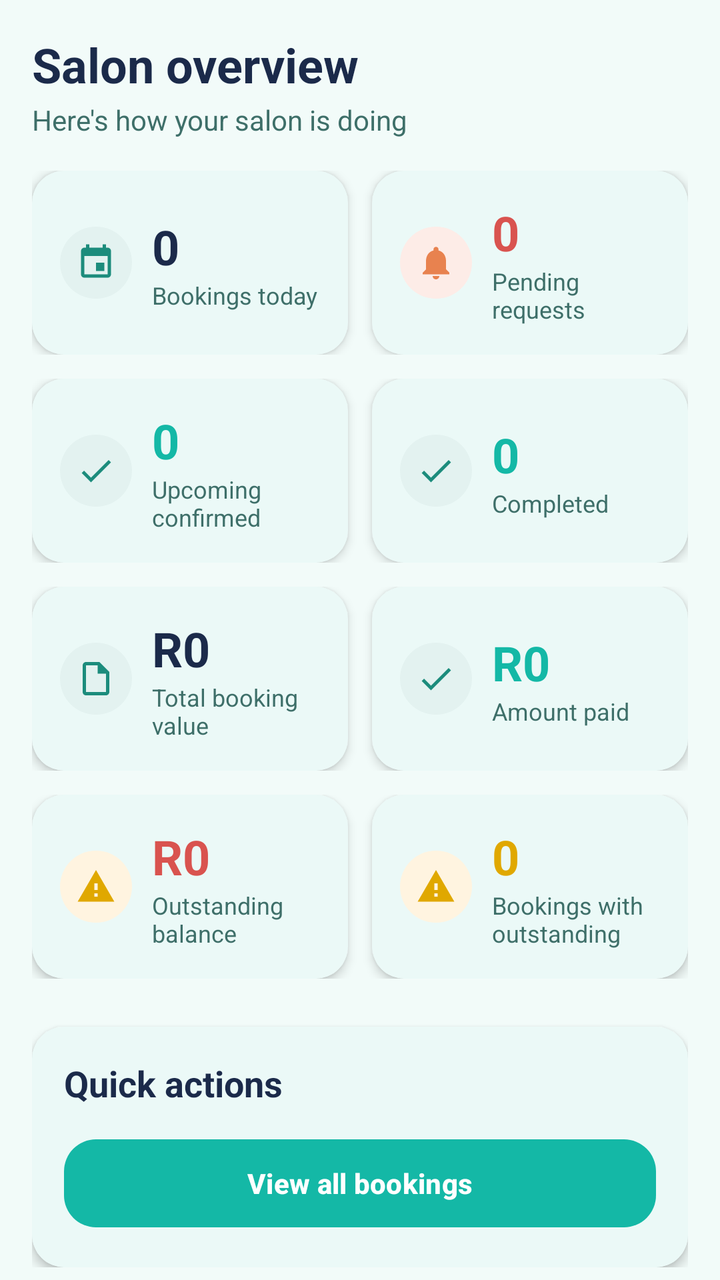
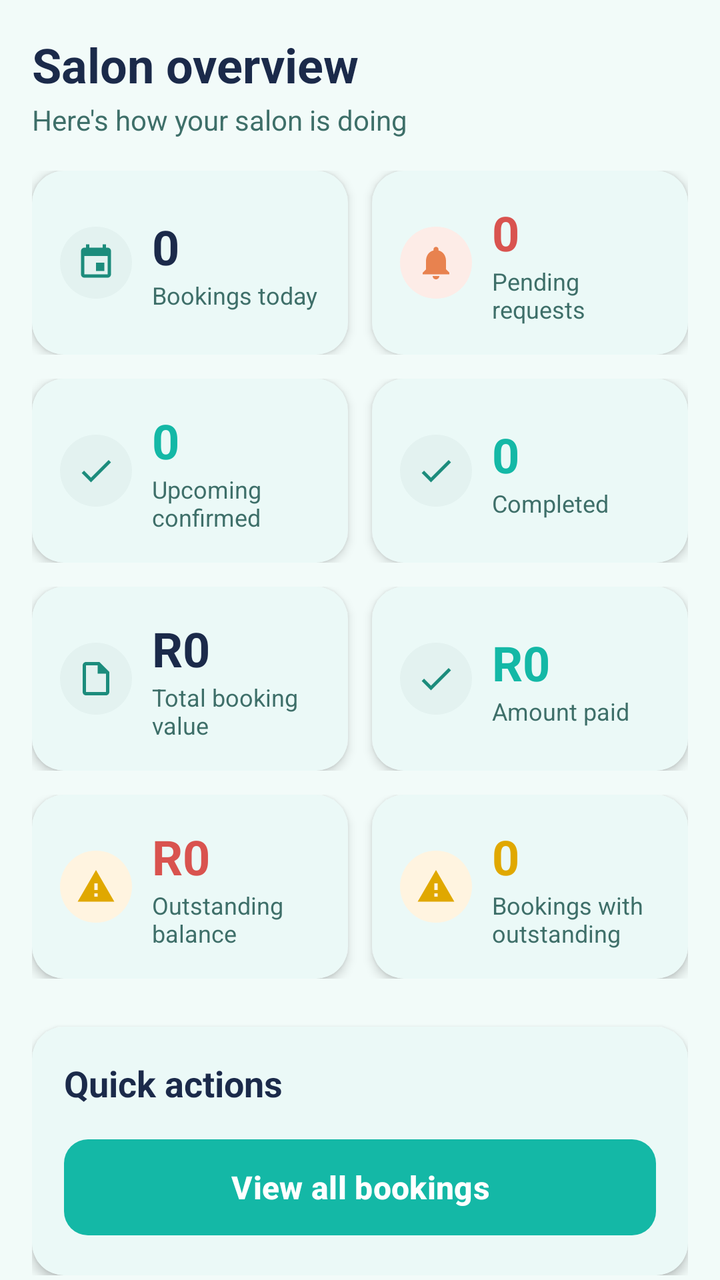

An Android layout rendered at two revisions. The XML below is the earlier revision; the diff shows what the commit changed to produce the second picture.
<!-- AndroidManifest.xml: application theme Theme.HairGo -->
<!-- res/layout/fragment_owner_home.xml -->
<?xml version="1.0" encoding="utf-8"?>
<androidx.core.widget.NestedScrollView
    xmlns:android="http://schemas.android.com/apk/res/android"
    xmlns:app="http://schemas.android.com/apk/res-auto"
    android:layout_width="match_parent"
    android:layout_height="match_parent"
    android:background="@color/home_bg">

    <LinearLayout
        android:layout_width="match_parent"
        android:layout_height="wrap_content"
        android:orientation="vertical"
        android:padding="16dp">

        <TextView
            android:id="@+id/tvGreeting"
            android:layout_width="wrap_content"
            android:layout_height="wrap_content"
            android:text="Good morning"
            android:textColor="@color/home_text_primary"
            android:textSize="20sp"
            android:textStyle="bold"
            android:visibility="gone" />

        <TextView
            android:id="@+id/tvOwnerPageTitle"
            android:layout_width="match_parent"
            android:layout_height="wrap_content"
            android:text="Salon overview"
            android:textColor="@color/home_text_primary"
            android:textSize="24sp"
            android:textStyle="bold" />

        <TextView
            android:layout_width="wrap_content"
            android:layout_height="wrap_content"
            android:layout_marginTop="2dp"
            android:layout_marginBottom="16dp"
            android:text="Here's how your salon is doing"
            android:textColor="@color/home_text_secondary"
            android:textSize="14sp" />

        
        <LinearLayout
            android:layout_width="match_parent"
            android:layout_height="wrap_content"
            android:orientation="horizontal"
            android:baselineAligned="false">

            
            <com.google.android.material.card.MaterialCardView
                android:id="@+id/cardTodayBookings"
                android:layout_width="0dp"
                android:layout_height="match_parent"
                android:layout_weight="1"
                android:layout_marginEnd="6dp"
                android:minHeight="92dp"
                android:clickable="true"
                android:focusable="true"
                app:cardBackgroundColor="@color/home_card_bg"
                app:cardCornerRadius="16dp"
                app:cardElevation="3dp"
                app:rippleColor="@color/teal_light"
                app:strokeWidth="0dp">

                <LinearLayout
                    android:layout_width="match_parent"
                    android:layout_height="match_parent"
                    android:orientation="horizontal"
                    android:gravity="center_vertical"
                    android:padding="14dp">

                    <ImageView
                        android:layout_width="36dp"
                        android:layout_height="36dp"
                        android:background="@drawable/bg_icon_circle_teal"
                        android:padding="8dp"
                        android:scaleType="centerInside"
                        android:src="@drawable/ic_calendar"
                        app:tint="@color/home_icon"
                        android:importantForAccessibility="no" />

                    <LinearLayout
                        android:layout_width="0dp"
                        android:layout_height="wrap_content"
                        android:layout_weight="1"
                        android:layout_marginStart="10dp"
                        android:orientation="vertical">

                        <TextView
                            android:id="@+id/tvTodayBookingsCount"
                            android:layout_width="wrap_content"
                            android:layout_height="wrap_content"
                            android:text="0"
                            android:textColor="@color/home_text_primary"
                            android:textSize="24sp"
                            android:textStyle="bold"
                            android:maxLines="1"
                            android:ellipsize="end" />

                        <TextView
                            android:layout_width="wrap_content"
                            android:layout_height="wrap_content"
                            android:text="Bookings today"
                            android:textColor="@color/home_text_secondary"
                            android:textSize="12sp"
                            android:maxLines="2"
                            android:ellipsize="end" />
                    </LinearLayout>
                </LinearLayout>
            </com.google.android.material.card.MaterialCardView>

            
            <com.google.android.material.card.MaterialCardView
                android:id="@+id/cardPending"
                android:layout_width="0dp"
                android:layout_height="match_parent"
                android:layout_weight="1"
                android:layout_marginStart="6dp"
                android:minHeight="92dp"
                android:clickable="true"
                android:focusable="true"
                app:cardBackgroundColor="@color/home_card_bg"
                app:cardCornerRadius="16dp"
                app:cardElevation="3dp"
                app:rippleColor="@color/teal_light"
                app:strokeWidth="0dp">

                <LinearLayout
                    android:layout_width="match_parent"
                    android:layout_height="match_parent"
                    android:orientation="horizontal"
                    android:gravity="center_vertical"
                    android:padding="14dp">

                    <ImageView
                        android:layout_width="36dp"
                        android:layout_height="36dp"
                        android:background="@drawable/bg_icon_circle_coral"
                        android:padding="8dp"
                        android:scaleType="centerInside"
                        android:src="@drawable/ic_bell"
                        app:tint="@color/home_accent"
                        android:importantForAccessibility="no" />

                    <LinearLayout
                        android:layout_width="0dp"
                        android:layout_height="wrap_content"
                        android:layout_weight="1"
                        android:layout_marginStart="10dp"
                        android:orientation="vertical">

                        <TextView
                            android:id="@+id/tvPendingCount"
                            android:layout_width="wrap_content"
                            android:layout_height="wrap_content"
                            android:text="0"
                            android:textColor="@color/error"
                            android:textSize="24sp"
                            android:textStyle="bold"
                            android:maxLines="1"
                            android:ellipsize="end" />

                        <TextView
                            android:layout_width="wrap_content"
                            android:layout_height="wrap_content"
                            android:text="Pending requests"
                            android:textColor="@color/home_text_secondary"
                            android:textSize="12sp"
                            android:maxLines="2"
                            android:ellipsize="end" />
                    </LinearLayout>
                </LinearLayout>
            </com.google.android.material.card.MaterialCardView>

        </LinearLayout>

        
        <LinearLayout
            android:layout_width="match_parent"
            android:layout_height="wrap_content"
            android:layout_marginTop="12dp"
            android:orientation="horizontal"
            android:baselineAligned="false">

            
            <com.google.android.material.card.MaterialCardView
                android:id="@+id/cardConfirmed"
                android:layout_width="0dp"
                android:layout_height="match_parent"
                android:layout_weight="1"
                android:layout_marginEnd="6dp"
                android:minHeight="92dp"
                android:clickable="true"
                android:focusable="true"
                app:cardBackgroundColor="@color/home_card_bg"
                app:cardCornerRadius="16dp"
                app:cardElevation="3dp"
                app:rippleColor="@color/teal_light"
                app:strokeWidth="0dp">

                <LinearLayout
                    android:layout_width="match_parent"
                    android:layout_height="match_parent"
                    android:orientation="horizontal"
                    android:gravity="center_vertical"
                    android:padding="14dp">

                    <ImageView
                        android:layout_width="36dp"
                        android:layout_height="36dp"
                        android:background="@drawable/bg_icon_circle_teal"
                        android:padding="8dp"
                        android:scaleType="centerInside"
                        android:src="@drawable/ic_check"
                        app:tint="@color/home_icon"
                        android:importantForAccessibility="no" />

                    <LinearLayout
                        android:layout_width="0dp"
                        android:layout_height="wrap_content"
                        android:layout_weight="1"
                        android:layout_marginStart="10dp"
                        android:orientation="vertical">

                        <TextView
                            android:id="@+id/tvConfirmedCount"
                            android:layout_width="wrap_content"
                            android:layout_height="wrap_content"
                            android:text="0"
                            android:textColor="@color/teal"
                            android:textSize="24sp"
                            android:textStyle="bold"
                            android:maxLines="1"
                            android:ellipsize="end" />

                        <TextView
                            android:layout_width="wrap_content"
                            android:layout_height="wrap_content"
                            android:text="Upcoming confirmed"
                            android:textColor="@color/home_text_secondary"
                            android:textSize="12sp"
                            android:maxLines="2"
                            android:ellipsize="end" />
                    </LinearLayout>
                </LinearLayout>
            </com.google.android.material.card.MaterialCardView>

            
            <com.google.android.material.card.MaterialCardView
                android:id="@+id/cardCompleted"
                android:layout_width="0dp"
                android:layout_height="match_parent"
                android:layout_weight="1"
                android:layout_marginStart="6dp"
                android:minHeight="92dp"
                android:clickable="true"
                android:focusable="true"
                app:cardBackgroundColor="@color/home_card_bg"
                app:cardCornerRadius="16dp"
                app:cardElevation="3dp"
                app:rippleColor="@color/teal_light"
                app:strokeWidth="0dp">

                <LinearLayout
                    android:layout_width="match_parent"
                    android:layout_height="match_parent"
                    android:orientation="horizontal"
                    android:gravity="center_vertical"
                    android:padding="14dp">

                    <ImageView
                        android:layout_width="36dp"
                        android:layout_height="36dp"
                        android:background="@drawable/bg_icon_circle_teal"
                        android:padding="8dp"
                        android:scaleType="centerInside"
                        android:src="@drawable/ic_check"
                        app:tint="@color/home_icon"
                        android:importantForAccessibility="no" />

                    <LinearLayout
                        android:layout_width="0dp"
                        android:layout_height="wrap_content"
                        android:layout_weight="1"
                        android:layout_marginStart="10dp"
                        android:orientation="vertical">

                        <TextView
                            android:id="@+id/tvCompletedCount"
                            android:layout_width="wrap_content"
                            android:layout_height="wrap_content"
                            android:text="0"
                            android:textColor="@color/teal"
                            android:textSize="24sp"
                            android:textStyle="bold"
                            android:maxLines="1"
                            android:ellipsize="end" />

                        <TextView
                            android:layout_width="wrap_content"
                            android:layout_height="wrap_content"
                            android:text="Completed"
                            android:textColor="@color/home_text_secondary"
                            android:textSize="12sp"
                            android:maxLines="2"
                            android:ellipsize="end" />
                    </LinearLayout>
                </LinearLayout>
            </com.google.android.material.card.MaterialCardView>

        </LinearLayout>

        
        <LinearLayout
            android:layout_width="match_parent"
            android:layout_height="wrap_content"
            android:layout_marginTop="12dp"
            android:orientation="horizontal"
            android:baselineAligned="false">

            
            <com.google.android.material.card.MaterialCardView
                android:id="@+id/cardTotalValue"
                android:layout_width="0dp"
                android:layout_height="match_parent"
                android:layout_weight="1"
                android:layout_marginEnd="6dp"
                android:minHeight="92dp"
                app:cardBackgroundColor="@color/home_card_bg"
                app:cardCornerRadius="16dp"
                app:cardElevation="3dp"
                app:rippleColor="@color/teal_light"
                app:strokeWidth="0dp">

                <LinearLayout
                    android:layout_width="match_parent"
                    android:layout_height="match_parent"
                    android:orientation="horizontal"
                    android:gravity="center_vertical"
                    android:padding="14dp">

                    <ImageView
                        android:layout_width="36dp"
                        android:layout_height="36dp"
                        android:background="@drawable/bg_icon_circle_teal"
                        android:padding="8dp"
                        android:scaleType="centerInside"
                        android:src="@drawable/ic_nav_reports"
                        app:tint="@color/home_icon"
                        android:importantForAccessibility="no" />

                    <LinearLayout
                        android:layout_width="0dp"
                        android:layout_height="wrap_content"
                        android:layout_weight="1"
                        android:layout_marginStart="10dp"
                        android:orientation="vertical">

                        <TextView
                            android:id="@+id/tvTotalValue"
                            android:layout_width="wrap_content"
                            android:layout_height="wrap_content"
                            android:text="R0"
                            android:textColor="@color/home_text_primary"
                            android:textSize="24sp"
                            android:textStyle="bold"
                            android:maxLines="1"
                            android:ellipsize="end" />

                        <TextView
                            android:layout_width="wrap_content"
                            android:layout_height="wrap_content"
                            android:text="@string/payment_summary_total_value"
                            android:textColor="@color/home_text_secondary"
                            android:textSize="12sp"
                            android:maxLines="2"
                            android:ellipsize="end" />
                    </LinearLayout>
                </LinearLayout>
            </com.google.android.material.card.MaterialCardView>

            
            <com.google.android.material.card.MaterialCardView
                android:id="@+id/cardAmountPaid"
                android:layout_width="0dp"
                android:layout_height="match_parent"
                android:layout_weight="1"
                android:layout_marginStart="6dp"
                android:minHeight="92dp"
                app:cardBackgroundColor="@color/home_card_bg"
                app:cardCornerRadius="16dp"
                app:cardElevation="3dp"
                app:rippleColor="@color/teal_light"
                app:strokeWidth="0dp">

                <LinearLayout
                    android:layout_width="match_parent"
                    android:layout_height="match_parent"
                    android:orientation="horizontal"
                    android:gravity="center_vertical"
                    android:padding="14dp">

                    <ImageView
                        android:layout_width="36dp"
                        android:layout_height="36dp"
                        android:background="@drawable/bg_icon_circle_teal"
                        android:padding="8dp"
                        android:scaleType="centerInside"
                        android:src="@drawable/ic_check"
                        app:tint="@color/home_icon"
                        android:importantForAccessibility="no" />

                    <LinearLayout
                        android:layout_width="0dp"
                        android:layout_height="wrap_content"
                        android:layout_weight="1"
                        android:layout_marginStart="10dp"
                        android:orientation="vertical">

                        <TextView
                            android:id="@+id/tvAmountPaid"
                            android:layout_width="wrap_content"
                            android:layout_height="wrap_content"
                            android:text="R0"
                            android:textColor="@color/teal"
                            android:textSize="24sp"
                            android:textStyle="bold"
                            android:maxLines="1"
                            android:ellipsize="end" />

                        <TextView
                            android:layout_width="wrap_content"
                            android:layout_height="wrap_content"
                            android:text="@string/payment_summary_amount_paid"
                            android:textColor="@color/home_text_secondary"
                            android:textSize="12sp"
                            android:maxLines="2"
                            android:ellipsize="end" />
                    </LinearLayout>
                </LinearLayout>
            </com.google.android.material.card.MaterialCardView>

        </LinearLayout>

        <LinearLayout
            android:layout_width="match_parent"
            android:layout_height="wrap_content"
            android:layout_marginTop="12dp"
            android:orientation="horizontal"
            android:baselineAligned="false">

            
            <com.google.android.material.card.MaterialCardView
                android:id="@+id/cardOutstandingBalance"
                android:layout_width="0dp"
                android:layout_height="match_parent"
                android:layout_weight="1"
                android:layout_marginEnd="6dp"
                android:minHeight="92dp"
                app:cardBackgroundColor="@color/home_card_bg"
                app:cardCornerRadius="16dp"
                app:cardElevation="3dp"
                app:rippleColor="@color/teal_light"
                app:strokeWidth="0dp">

                <LinearLayout
                    android:layout_width="match_parent"
                    android:layout_height="match_parent"
                    android:orientation="horizontal"
                    android:gravity="center_vertical"
                    android:padding="14dp">

                    <ImageView
                        android:layout_width="36dp"
                        android:layout_height="36dp"
                        android:background="@drawable/bg_icon_circle_orange"
                        android:padding="8dp"
                        android:scaleType="centerInside"
                        android:src="@drawable/ic_warning"
                        app:tint="@color/warning"
                        android:importantForAccessibility="no" />

                    <LinearLayout
                        android:layout_width="0dp"
                        android:layout_height="wrap_content"
                        android:layout_weight="1"
                        android:layout_marginStart="10dp"
                        android:orientation="vertical">

                        <TextView
                            android:id="@+id/tvOutstandingBalance"
                            android:layout_width="wrap_content"
                            android:layout_height="wrap_content"
                            android:text="R0"
                            android:textColor="@color/error"
                            android:textSize="24sp"
                            android:textStyle="bold"
                            android:maxLines="1"
                            android:ellipsize="end" />

                        <TextView
                            android:layout_width="wrap_content"
                            android:layout_height="wrap_content"
                            android:text="@string/payment_summary_outstanding"
                            android:textColor="@color/home_text_secondary"
                            android:textSize="12sp"
                            android:maxLines="2"
                            android:ellipsize="end" />
                    </LinearLayout>
                </LinearLayout>
            </com.google.android.material.card.MaterialCardView>

            
            <com.google.android.material.card.MaterialCardView
                android:id="@+id/cardBookingsWithOutstanding"
                android:layout_width="0dp"
                android:layout_height="match_parent"
                android:layout_weight="1"
                android:layout_marginStart="6dp"
                android:minHeight="92dp"
                app:cardBackgroundColor="@color/home_card_bg"
                app:cardCornerRadius="16dp"
                app:cardElevation="3dp"
                app:rippleColor="@color/teal_light"
                app:strokeWidth="0dp">

                <LinearLayout
                    android:layout_width="match_parent"
                    android:layout_height="match_parent"
                    android:orientation="horizontal"
                    android:gravity="center_vertical"
                    android:padding="14dp">

                    <ImageView
                        android:layout_width="36dp"
                        android:layout_height="36dp"
                        android:background="@drawable/bg_icon_circle_orange"
                        android:padding="8dp"
                        android:scaleType="centerInside"
                        android:src="@drawable/ic_warning"
                        app:tint="@color/warning"
                        android:importantForAccessibility="no" />

                    <LinearLayout
                        android:layout_width="0dp"
                        android:layout_height="wrap_content"
                        android:layout_weight="1"
                        android:layout_marginStart="10dp"
                        android:orientation="vertical">

                        <TextView
                            android:id="@+id/tvBookingsWithOutstanding"
                            android:layout_width="wrap_content"
                            android:layout_height="wrap_content"
                            android:text="0"
                            android:textColor="@color/warning"
                            android:textSize="24sp"
                            android:textStyle="bold"
                            android:maxLines="1"
                            android:ellipsize="end" />

                        <TextView
                            android:layout_width="wrap_content"
                            android:layout_height="wrap_content"
                            android:text="@string/payment_summary_bookings_outstanding"
                            android:textColor="@color/home_text_secondary"
                            android:textSize="12sp"
                            android:maxLines="2"
                            android:ellipsize="end" />
                    </LinearLayout>
                </LinearLayout>
            </com.google.android.material.card.MaterialCardView>

        </LinearLayout>

        
        <com.google.android.material.card.MaterialCardView
            android:layout_width="match_parent"
            android:layout_height="wrap_content"
            android:layout_marginTop="24dp"
            app:cardBackgroundColor="@color/home_card_bg"
            app:cardCornerRadius="16dp"
            app:cardElevation="3dp"
            app:strokeWidth="0dp">

            <LinearLayout
                android:layout_width="match_parent"
                android:layout_height="wrap_content"
                android:orientation="vertical"
                android:padding="16dp">

                <TextView
                    android:layout_width="wrap_content"
                    android:layout_height="wrap_content"
                    android:text="Quick actions"
                    android:textColor="@color/home_text_primary"
                    android:textSize="18sp"
                    android:textStyle="bold" />

                <com.google.android.material.button.MaterialButton
                    android:id="@+id/btnViewAllBookings"
                    android:layout_width="match_parent"
                    android:layout_height="52dp"
                    android:layout_marginTop="12dp"
                    android:text="View all bookings"
                    android:textColor="@color/white"
                    android:textAllCaps="false"
                    android:textStyle="bold"
                    app:backgroundTint="@color/teal"
                    app:cornerRadius="16dp" />

            </LinearLayout>
        </com.google.android.material.card.MaterialCardView>

    </LinearLayout>

</androidx.core.widget.NestedScrollView>
<!-- resources referenced by this layout -->
<resources>
  <color name="error">#D9534F</color>
  <color name="home_accent">#E8824F</color>
  <color name="home_bg">#F2FBF9</color>
  <color name="home_card_bg">#FFFFFF</color>
  <color name="home_icon">#1C8C7C</color>
  <color name="home_text_primary">#1B2A4A</color>
  <color name="home_text_secondary">#3E6F69</color>
  <color name="teal">#14B8A6</color>
  <color name="teal_light">#CCF2EC</color>
  <color name="warning">#E0A800</color>
  <color name="white">#FFFFFF</color>
  <!-- drawable bg_icon_circle_coral (drawable) -->
  <?xml version="1.0" encoding="utf-8"?>
  <shape xmlns:android="http://schemas.android.com/apk/res/android" android:shape="oval">
      <solid android:color="@color/badge_coral_bg"/>
  </shape>
  <!-- drawable bg_icon_circle_orange (drawable) -->
  <?xml version="1.0" encoding="utf-8"?>
  <shape xmlns:android="http://schemas.android.com/apk/res/android" android:shape="oval">
      <solid android:color="@color/badge_orange_bg"/>
  </shape>
  <!-- drawable bg_icon_circle_teal (drawable) -->
  <?xml version="1.0" encoding="utf-8"?>
  <shape xmlns:android="http://schemas.android.com/apk/res/android" android:shape="oval">
      <solid android:color="@color/badge_teal_bg"/>
  </shape>
  <!-- drawable ic_calendar (drawable) -->
  <vector xmlns:android="http://schemas.android.com/apk/res/android"
      android:width="24dp" android:height="24dp"
      android:viewportWidth="24" android:viewportHeight="24">
      <path android:fillColor="#FF000000"
          android:pathData="M17,12h-5v5h5V12zM16,1v2H8V1H6v2H5C3.89,3 3.01,3.9 3.01,5L3,19c0,1.1 0.89,2 2,2h14c1.1,0 2,-0.9 2,-2V5c0,-1.1 -0.9,-2 -2,-2h-1V1H16zM19,19H5V8h14V19z"/>
  </vector>
  <!-- drawable ic_check (drawable) -->
  <vector xmlns:android="http://schemas.android.com/apk/res/android"
      android:width="24dp" android:height="24dp"
      android:viewportWidth="24" android:viewportHeight="24">
      <path android:fillColor="#FF000000"
          android:pathData="M9,16.17L4.83,12l-1.42,1.41L9,19 21,7l-1.41,-1.41z"/>
  </vector>
  <!-- drawable ic_warning (drawable) -->
  <?xml version="1.0" encoding="utf-8"?>
  <vector xmlns:android="http://schemas.android.com/apk/res/android"
      android:width="20dp" android:height="20dp"
      android:viewportWidth="24" android:viewportHeight="24">
      <path android:fillColor="@color/warning" android:pathData="M1,21h22L12,2 1,21zM13,18h-2v-2h2v2zM13,14h-2v-4h2v4z"/>
  </vector>
  <string name="payment_summary_amount_paid">Amount paid</string>
  <string name="payment_summary_bookings_outstanding">Bookings with outstanding</string>
  <string name="payment_summary_outstanding">Outstanding balance</string>
  <string name="payment_summary_total_value">Total booking value</string>
  <style name="Theme.HairGo" parent="Base.Theme.HairGo">
          <item name="snackbarStyle">@style/Widget.HairGo.Snackbar</item>
      </style>
  <color name="badge_coral_bg">#FDECE7</color>
  <color name="badge_orange_bg">#FFF4E0</color>
  <color name="badge_teal_bg">#E3F2F0</color>
  <color name="grey_medium">#8A8A8A</color>
  <style name="Widget.HairGo.Snackbar" parent="Widget.Material3.Snackbar">
          <item name="backgroundTint">@color/navy</item>
          <item name="android:textColor">@color/white</item>
          <item name="shapeAppearanceOverlay">@style/ShapeAppearanceOverlay.HairGo_Snackbar</item>
      </style>
  <color name="surface">#FFFFFF</color>
  <color name="text_primary">#1A1A1A</color>
  <color name="grey_light">#F2F2F2</color>
  <color name="grey_border">#E0E0E0</color>
  <color name="navy">#1B2A4A</color>
  <style name="ShapeAppearanceOverlay.HairGo_Snackbar" parent="">
          <item name="cornerFamily">rounded</item>
          <item name="cornerSize">16dp</item>
      </style>
  <!-- unchanged entries left out for length: 3 -->
</resources>

<!-- the commit's change to res/layout/fragment_owner_home.xml (unified diff, before → after) -->
@@ -601,14 +601,15 @@
                 <com.google.android.material.button.MaterialButton
                     android:id="@+id/btnViewAllBookings"
                     android:layout_width="match_parent"
-                    android:layout_height="52dp"
+                    android:layout_height="56dp"
                     android:layout_marginTop="12dp"
                     android:text="View all bookings"
                     android:textColor="@color/white"
                     android:textAllCaps="false"
+                    android:textSize="16sp"
                     android:textStyle="bold"
                     app:backgroundTint="@color/teal"
-                    app:cornerRadius="16dp" />
+                    app:cornerRadius="12dp" />
 
             </LinearLayout>
         </com.google.android.material.card.MaterialCardView>
